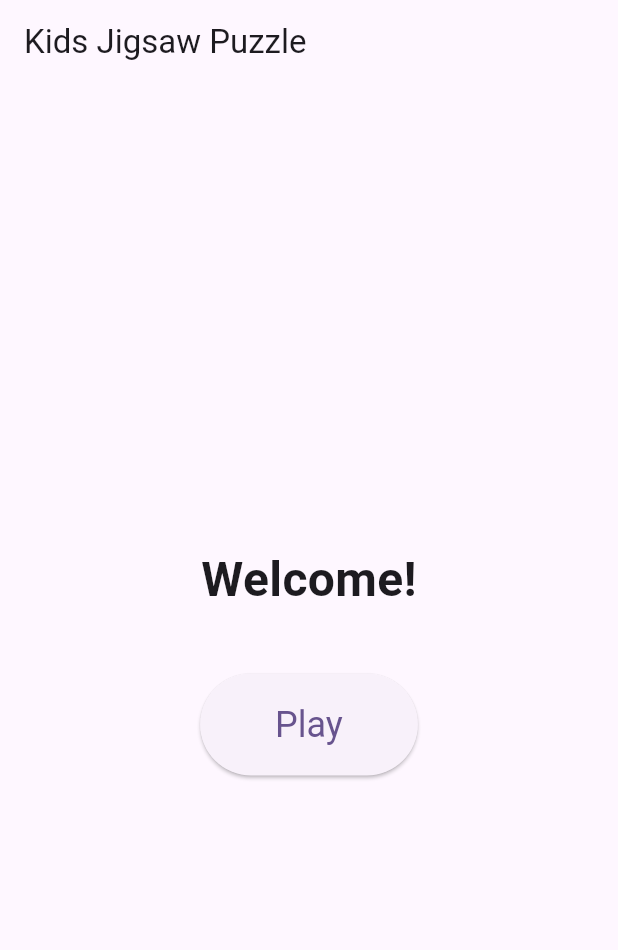
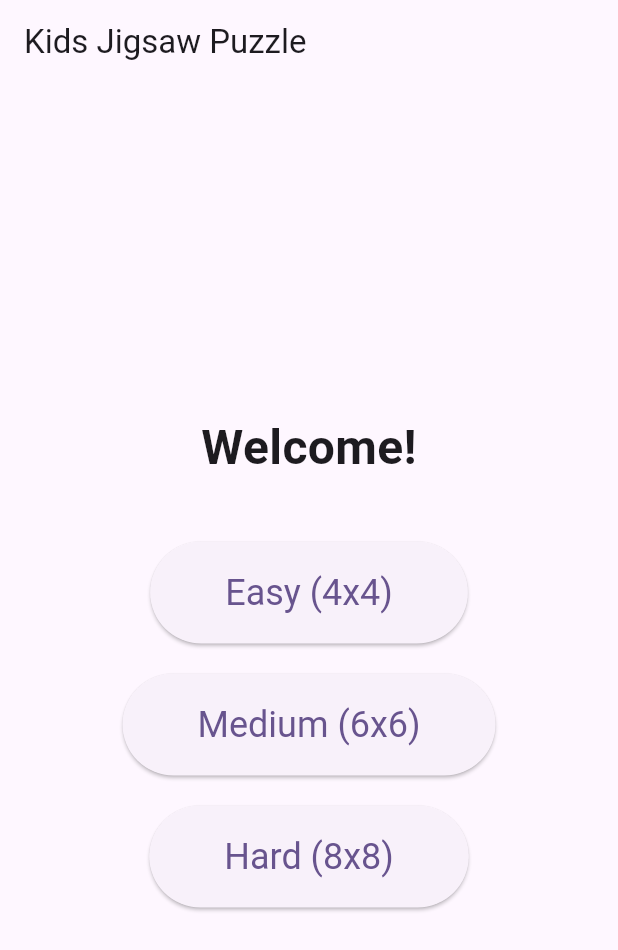
Before and after one commit to palladius/kids-jigsaw-puzzle, a Flutter app: the screen it shows after launch, on a phone screen of 412 x 824 dp. Shown: the top 950 px of the screen. Run offline on Flutter 3.47's test engine with Material 3 defaults, Android fonts, the light colour scheme and no system bars.

Commit message:
Implement Grid Generation: Support 4x4, 6x6, 8x8 grids

```diff
--- a/lib/screens/main_menu.dart
+++ b/lib/screens/main_menu.dart
@@ -19,22 +19,32 @@ class MainMenu extends StatelessWidget {
               style: TextStyle(fontSize: 32, fontWeight: FontWeight.bold),
             ),
             const SizedBox(height: 40),
-            ElevatedButton(
+            _buildDifficultyButton(context, 'Easy (4x4)', 4),
+            const SizedBox(height: 20),
+            _buildDifficultyButton(context, 'Medium (6x6)', 6),
+            const SizedBox(height: 20),
+            _buildDifficultyButton(context, 'Hard (8x8)', 8),
+          ],
+        ),
+      ),
+    );
+  }
+
+  Widget _buildDifficultyButton(BuildContext context, String label, int gridSize) {
+    return ElevatedButton(
       onPressed: () {
         Navigator.push(
           context,
-                  MaterialPageRoute(builder: (context) => const PuzzleBoard()),
+          MaterialPageRoute(
+            builder: (context) => PuzzleBoard(gridSize: gridSize),
+          ),
         );
       },
       style: ElevatedButton.styleFrom(
         padding: const EdgeInsets.symmetric(horizontal: 50, vertical: 20),
         textStyle: const TextStyle(fontSize: 24),
       ),
-              child: const Text('Play'),
-            ),
-          ],
-        ),
-      ),
+      child: Text(label),
     );
   }
 }
```
Also changed, not shown: lib/screens/puzzle_board.dart (+43 -5 lines), 1 other file. Lines whose indentation alone changed are shown as unchanged.
